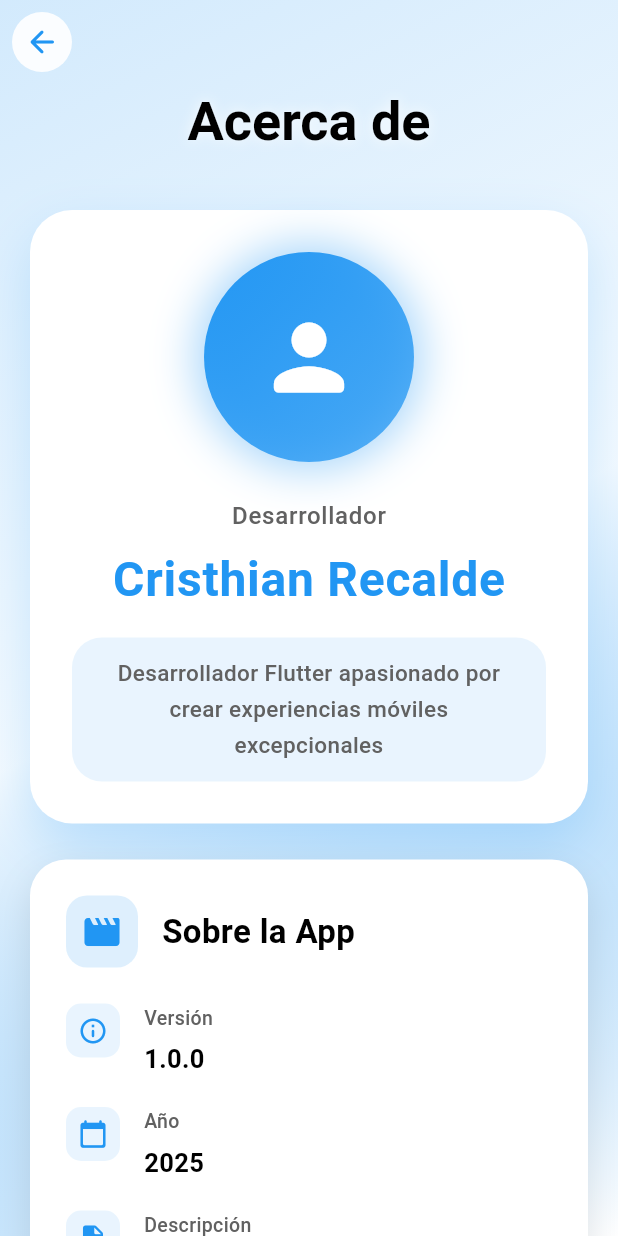
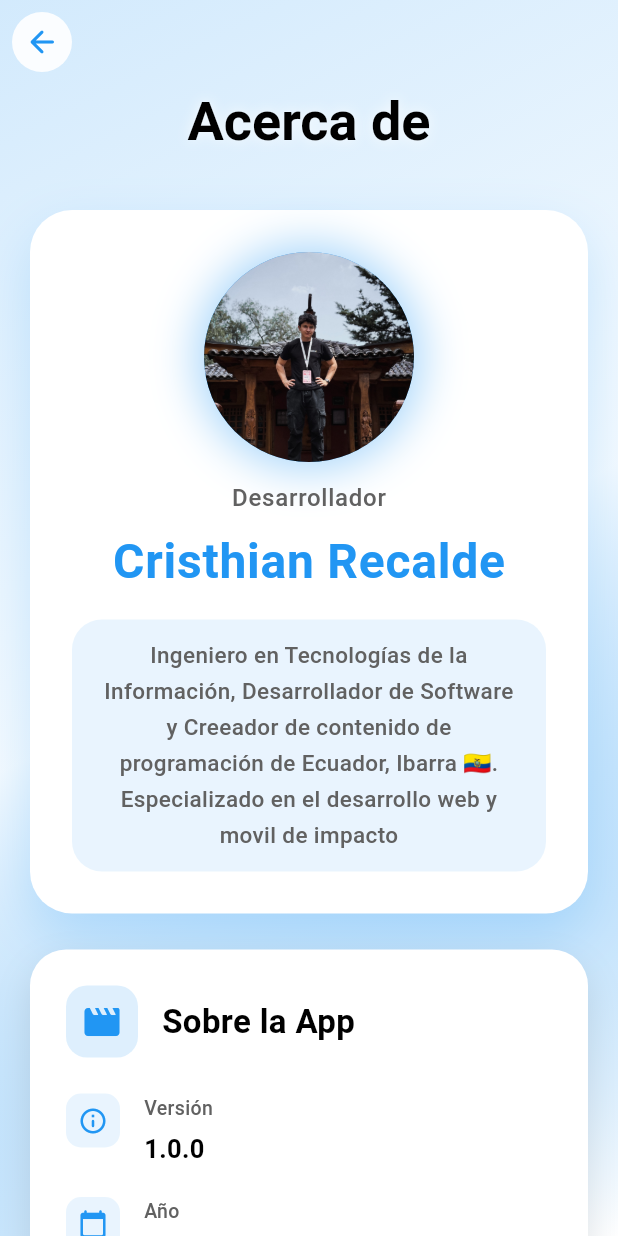
Before and after one commit to crycodex/cine_app, a Flutter app: the CreditsScreen screen opened by its route, on a phone screen of 412 x 824 dp. Run offline on Flutter 3.47's test engine with Material 3 defaults, Android fonts, the light colour scheme and no system bars; our stand-ins replace animate_do, card_swiper, dio, drift, drift_flutter, flutter_dotenv and 3 more; accounts and stored records are empty; generated files the repository leaves out were written again; network calls fail.

Commit message:
Refactor pubspec.yaml for improved app description and asset management; update CreditsScreen UI with profile image and enhanced developer information.

```diff
--- a/lib/presentation/screens/about/credits_screen.dart
+++ b/lib/presentation/screens/about/credits_screen.dart
@@ -150,13 +150,17 @@ class CreditsScreen extends StatelessWidget {
                 ),
               ],
             ),
-            child: const Icon(
-              Icons.person_rounded,
-              size: 70,
-              color: Colors.white,
+            child: ClipRRect(
+              borderRadius: BorderRadius.circular(100),
+              child: Image.asset(
+                "assets/profile.jpeg",
+                width: 140,
+                height: 140,
+                fit: BoxFit.cover,
+              ),
             ),
           ),
-          const SizedBox(height: 24),
+          const SizedBox(height: 12),
           Text(
             "Desarrollador",
             style: TextStyle(
@@ -184,7 +188,7 @@ class CreditsScreen extends StatelessWidget {
               borderRadius: BorderRadius.circular(20),
             ),
             child: Text(
-              "Desarrollador Flutter apasionado por crear experiencias móviles excepcionales",
+              "Ingeniero en Tecnologías de la Información, Desarrollador de Software y Creeador de contenido de programación de Ecuador, Ibarra 🇪🇨. Especializado en el desarrollo web y movil de impacto",
               textAlign: TextAlign.center,
               style: TextStyle(
                 fontSize: 15,
@@ -245,19 +249,9 @@ class CreditsScreen extends StatelessWidget {
             ],
           ),
           const SizedBox(height: 24),
-          _buildInfoRow(
-            Icons.info_outline_rounded,
-            "Versión",
-            "1.0.0",
-            theme,
-          ),
+          _buildInfoRow(Icons.info_outline_rounded, "Versión", "1.0.0", theme),
           const SizedBox(height: 20),
-          _buildInfoRow(
-            Icons.calendar_today_rounded,
-            "Año",
-            "2025",
-            theme,
-          ),
+          _buildInfoRow(Icons.calendar_today_rounded, "Año", "2025", theme),
           const SizedBox(height: 20),
           _buildInfoRow(
             Icons.description_rounded,
@@ -285,11 +279,7 @@ class CreditsScreen extends StatelessWidget {
             color: theme.colorScheme.primary.withValues(alpha: 0.1),
             borderRadius: BorderRadius.circular(10),
           ),
-          child: Icon(
-            icon,
-            color: theme.colorScheme.primary,
-            size: 20,
-          ),
+          child: Icon(icon, color: theme.colorScheme.primary, size: 20),
         ),
         const SizedBox(width: 16),
         Expanded(
@@ -533,11 +523,7 @@ class CreditsScreen extends StatelessWidget {
           Row(
             mainAxisAlignment: MainAxisAlignment.center,
             children: [
-              Icon(
-                Icons.favorite_rounded,
-                size: 20,
-                color: Colors.red,
-              ),
+              Icon(Icons.favorite_rounded, size: 20, color: Colors.red),
               const SizedBox(width: 8),
               Text(
                 "Hecho con amor usando Flutter",
```
Also changed, not shown: pubspec.yaml (+4 -53 lines).
